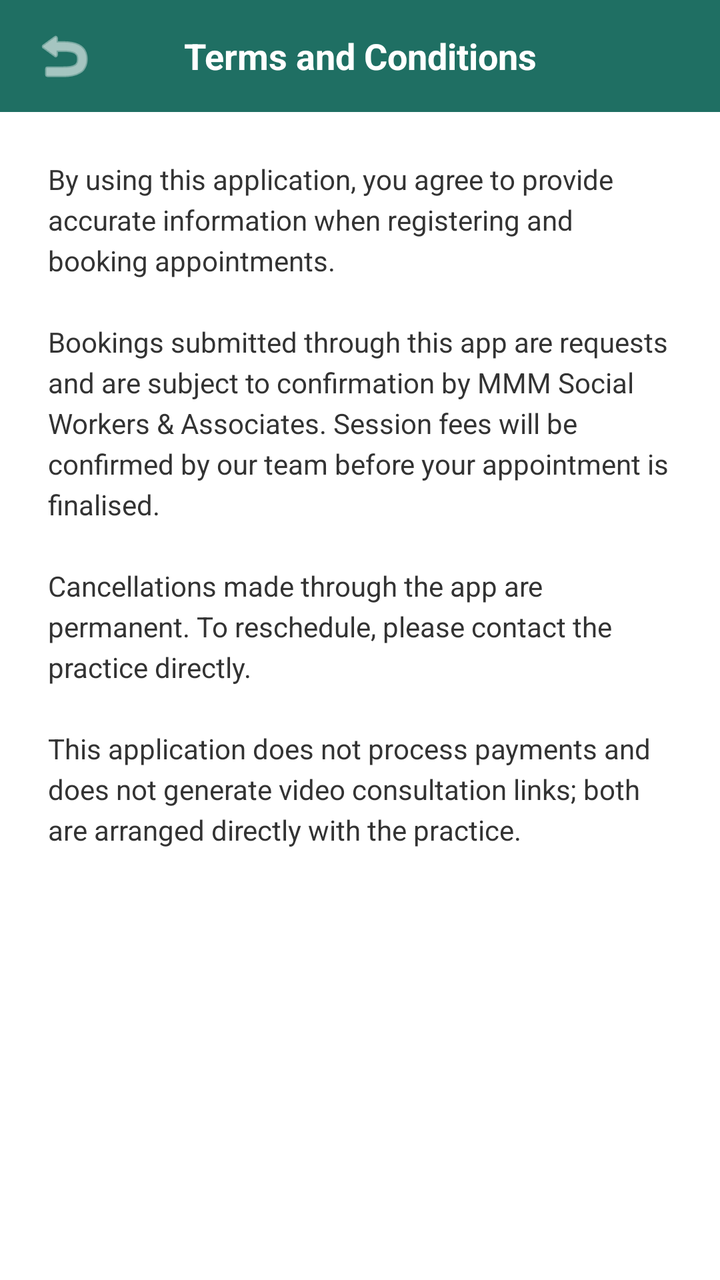
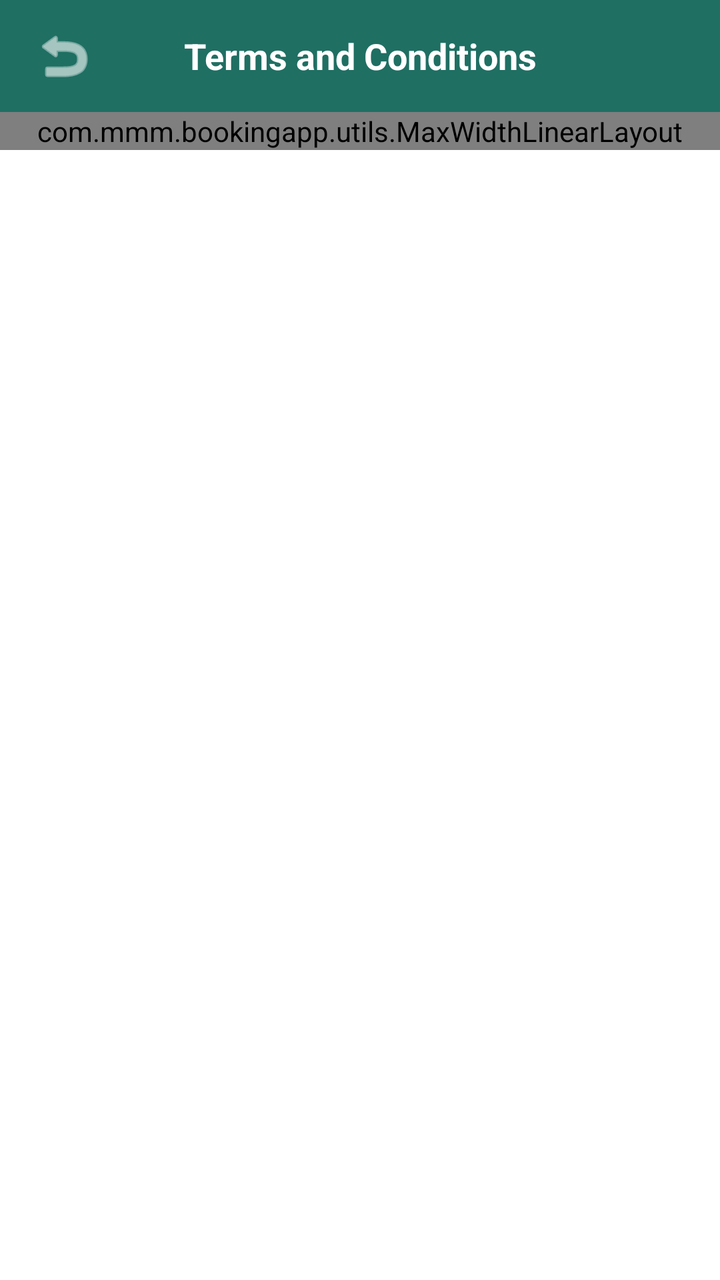

Compare the two renders of this Android layout. The source of the first and the diff that turns it into the second are given below.
<!-- AndroidManifest.xml: application theme Theme.MMMBookingApp -->
<!-- res/layout/activity_terms.xml -->
<?xml version="1.0" encoding="utf-8"?>
<ScrollView xmlns:android="http://schemas.android.com/apk/res/android"
    xmlns:app="http://schemas.android.com/apk/res-auto"
    android:layout_width="match_parent"
    android:layout_height="match_parent"
    android:background="@color/color_background">

    <LinearLayout
        android:layout_width="match_parent"
        android:layout_height="wrap_content"
        android:orientation="vertical">

        <LinearLayout
            android:layout_width="match_parent"
            android:layout_height="56dp"
            android:orientation="horizontal"
            android:gravity="center_vertical"
            android:background="@color/color_primary"
            android:paddingStart="12dp"
            android:paddingEnd="12dp">

            <ImageButton
                android:id="@+id/btnBack"
                android:layout_width="40dp"
                android:layout_height="40dp"
                android:background="?attr/selectableItemBackgroundBorderless"
                android:src="@android:drawable/ic_menu_revert"
                app:tint="@color/color_text_on_primary"
                android:contentDescription="@string/btn_ok" />

            <TextView
                android:layout_width="0dp"
                android:layout_height="wrap_content"
                android:layout_weight="1"
                android:gravity="center"
                android:text="@string/terms_title"
                android:textColor="@color/color_text_on_primary"
                android:textSize="18sp"
                android:textStyle="bold" />

            <View android:layout_width="40dp" android:layout_height="1dp" />
        </LinearLayout>

        <TextView
            android:layout_width="match_parent"
            android:layout_height="wrap_content"
            android:text="@string/terms_body"
            android:textColor="@color/color_text_primary"
            android:textSize="14sp"
            android:lineSpacingExtra="4dp"
            android:padding="24dp" />
    </LinearLayout>
</ScrollView>
<!-- resources referenced by this layout -->
<resources>
  <color name="color_background">#FFFFFF</color>
  <color name="color_primary">#1F6F63</color>
  <color name="color_text_on_primary">#FFFFFF</color>
  <color name="color_text_primary">#333333</color>
  <string name="btn_ok">OK</string>
  <string name="terms_body">By using this application, you agree to provide accurate information when registering and booking appointments.\n\nBookings submitted through this app are requests and are subject to confirmation by MMM Social Workers &amp; Associates. Session fees will be confirmed by our team before your appointment is finalised.\n\nCancellations made through the app are permanent. To reschedule, please contact the practice directly.\n\nThis application does not process payments and does not generate video consultation links; both are arranged directly with the practice.</string>
  <string name="terms_title">Terms and Conditions</string>
  <style name="Theme.MMMBookingApp" parent="Theme.Material3.Light.NoActionBar">
          <item name="colorPrimary">@color/color_primary</item>
          <item name="colorOnPrimary">@color/color_text_on_primary</item>
          <item name="android:colorBackground">@color/color_background</item>
          <item name="colorSurface">@color/color_surface</item>
          <item name="colorSecondary">@color/color_highlight</item>
          <item name="android:textColorPrimary">@color/color_text_primary</item>
          <item name="android:statusBarColor">@color/color_primary</item>
      </style>
  <color name="color_surface">#F5F1E8</color>
  <color name="color_highlight">#AEE1E8</color>
</resources>

<!-- the commit's change to res/layout/activity_terms.xml (unified diff, before → after) -->
@@ -35,19 +35,26 @@
                 android:gravity="center"
                 android:text="@string/terms_title"
                 android:textColor="@color/color_text_on_primary"
-                android:textSize="18sp"
+                android:textSize="@dimen/text_size_18"
                 android:textStyle="bold" />
 
             <View android:layout_width="40dp" android:layout_height="1dp" />
         </LinearLayout>
 
-        <TextView
+        <com.mmm.bookingapp.utils.MaxWidthLinearLayout
             android:layout_width="match_parent"
             android:layout_height="wrap_content"
-            android:text="@string/terms_body"
-            android:textColor="@color/color_text_primary"
-            android:textSize="14sp"
-            android:lineSpacingExtra="4dp"
-            android:padding="24dp" />
+            android:layout_gravity="center_horizontal"
+            android:orientation="vertical">
+
+            <TextView
+                android:layout_width="match_parent"
+                android:layout_height="wrap_content"
+                android:text="@string/terms_body"
+                android:textColor="@color/color_text_primary"
+                android:textSize="@dimen/text_size_14"
+                android:lineSpacingExtra="4dp"
+                android:padding="24dp" />
+        </com.mmm.bookingapp.utils.MaxWidthLinearLayout>
     </LinearLayout>
 </ScrollView>
<!-- resource entries referenced after the edit -->
@@ -4,6 +4,8 @@
   <color name="color_primary">#1F6F63</color>
   <color name="color_text_on_primary">#FFFFFF</color>
   <color name="color_text_primary">#333333</color>
+  <dimen name="text_size_14">14sp</dimen>
+  <dimen name="text_size_18">18sp</dimen>
   <string name="btn_ok">OK</string>
   <string name="terms_body">By using this application, you agree to provide accurate information when registering and booking appointments.\n\nBookings submitted through this app are requests and are subject to confirmation by MMM Social Workers &amp; Associates. Session fees will be confirmed by our team before your appointment is finalised.\n\nCancellations made through the app are permanent. To reschedule, please contact the practice directly.\n\nThis application does not process payments and does not generate video consultation links; both are arranged directly with the practice.</string>
   <string name="terms_title">Terms and Conditions</string>
